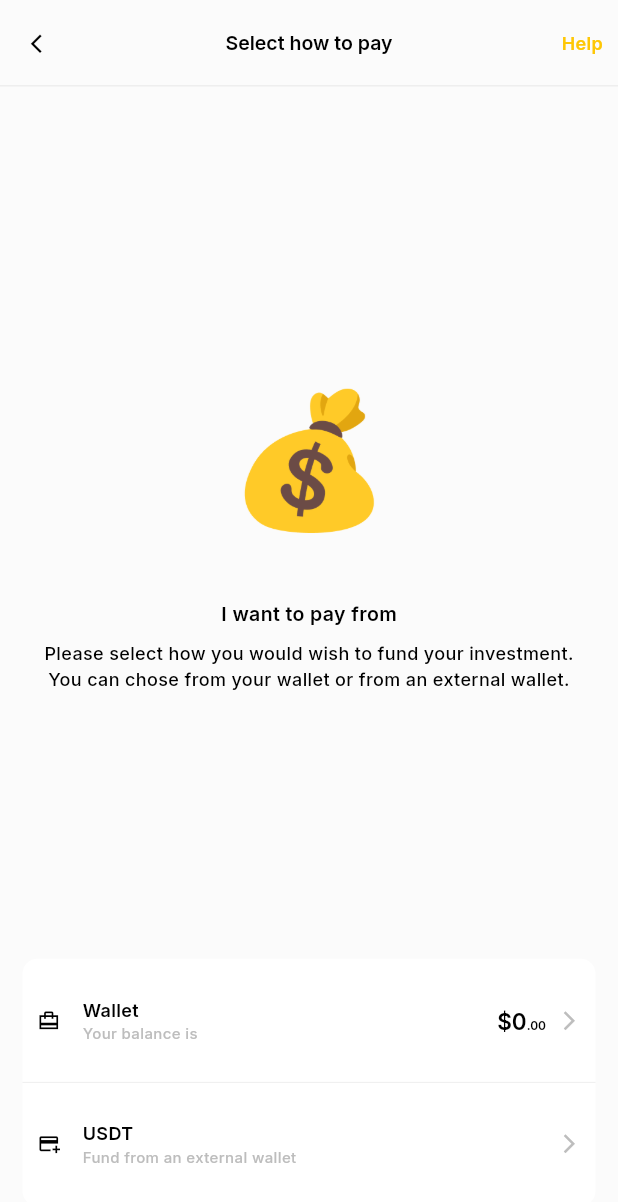
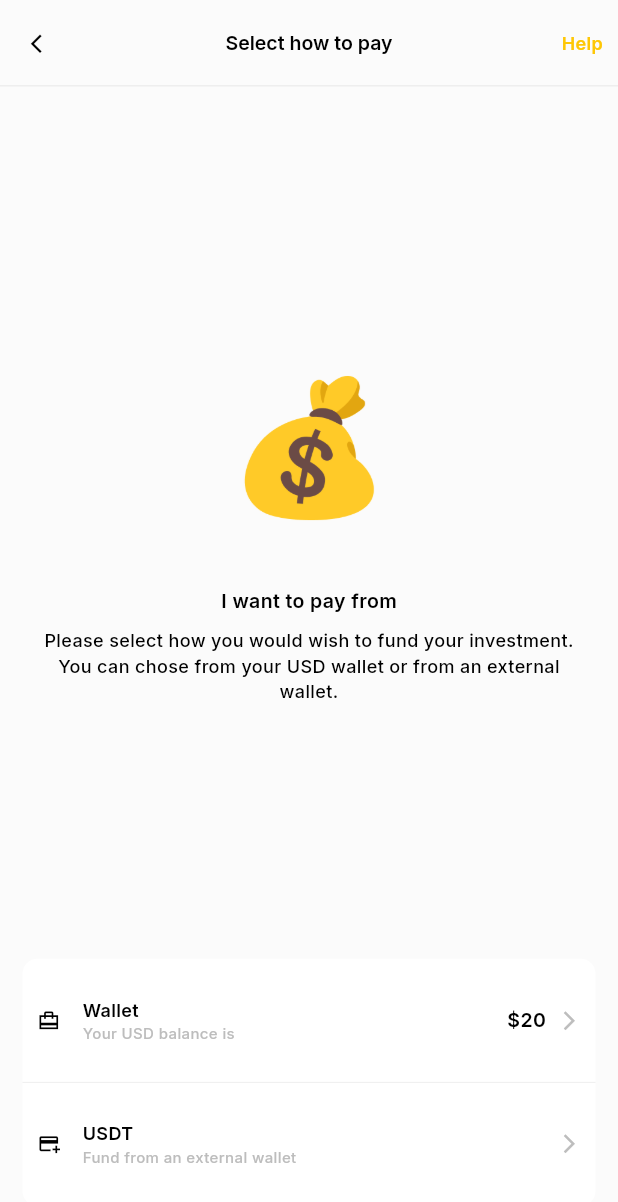
Before and after one commit to SidneyEmeka/jollof, a Flutter app: the Buyplan screen opened directly, after a tap on an icon or button, on a phone screen of 412 x 824 dp. Shown: the top 1202 px of the screen. Run offline on Flutter 3.47's test engine with Material 3 defaults, Android fonts, the phone set to English and light mode, and no system bars; our stand-ins replace carousel_slider, country_picker, device_info_plus, fluentui_system_icons, get, google_generative_ai and 6 more; network calls fail.

```diff
--- a/lib/homes/Invest/buyplan.dart
+++ b/lib/homes/Invest/buyplan.dart
@@ -129,18 +129,18 @@ class Buyplan extends StatelessWidget {
                           children: [
                             CircularPercentIndicator(
                               radius: 22,
-                              percent: 0.25,
+                              percent: 0.20,
                               backgroundColor: Colors.grey.shade300,
                               circularStrokeCap: CircularStrokeCap.round,
                               progressColor: Colors.orange,
-                              center: Text("25%",style: Stylings.titles.copyWith(fontSize: 10),),),
+                              center: Text("20%",style: Stylings.titles.copyWith(fontSize: 10),),),
                             const SizedBox(width: 10),
                             Column(
                               mainAxisAlignment: MainAxisAlignment.center,
                               crossAxisAlignment: CrossAxisAlignment.start,
                               children: [
-                                Text("25% profit for 6 months",style: Stylings.titles.copyWith(fontSize: 12),),
-                                Text("Earns you 25% profit in 6 months",style: Stylings.subTitles.copyWith(fontSize: 10,color: Colors.grey.shade400),),
+                                Text("20% profit for 6 months",style: Stylings.titles.copyWith(fontSize: 12),),
+                                Text("Earns you 20% profit in 6 months",style: Stylings.subTitles.copyWith(fontSize: 10,color: Colors.grey.shade400),),
                               ],
                             ),
                             const Expanded(child: SizedBox()),
@@ -157,18 +157,18 @@ class Buyplan extends StatelessWidget {
                           children: [
                             CircularPercentIndicator(
                               radius: 22,
-                              percent: 0.55,
+                              percent: 0.30,
                               backgroundColor: Colors.grey.shade300,
                               circularStrokeCap: CircularStrokeCap.round,
                               progressColor: Colors.pink,
-                              center: Text("55%",style: Stylings.titles.copyWith(fontSize: 10),),),
+                              center: Text("30%",style: Stylings.titles.copyWith(fontSize: 10),),),
                             const SizedBox(width: 10),
                             Column(
                               mainAxisAlignment: MainAxisAlignment.center,
                               crossAxisAlignment: CrossAxisAlignment.start,
                               children: [
-                                Text("55% profit for 12 months",style: Stylings.titles.copyWith(fontSize: 12),),
-                                Text("Earns you 55% profit in 12 months",style: Stylings.subTitles.copyWith(fontSize: 10,color: Colors.grey.shade400),),
+                                Text("30% profit for 12 months",style: Stylings.titles.copyWith(fontSize: 12),),
+                                Text("Earns you 30% profit in 12 months",style: Stylings.subTitles.copyWith(fontSize: 10,color: Colors.grey.shade400),),
                               ],
                             ),
                             const Expanded(child: SizedBox()),
@@ -185,18 +185,18 @@ class Buyplan extends StatelessWidget {
                           children: [
                             CircularPercentIndicator(
                               radius: 22,
-                              percent: 0.80,
+                              percent: 0.75,
                               backgroundColor: Colors.grey.shade300,
                               circularStrokeCap: CircularStrokeCap.round,
                               progressColor: Colors.purple,
-                              center: Text("80%",style: Stylings.titles.copyWith(fontSize: 10),),),
+                              center: Text("75%",style: Stylings.titles.copyWith(fontSize: 10),),),
                             const SizedBox(width: 10),
                             Column(
                               mainAxisAlignment: MainAxisAlignment.center,
                               crossAxisAlignment: CrossAxisAlignment.start,
                               children: [
-                                Text("80% capital reimbursement",style: Stylings.titles.copyWith(fontSize: 12),),
-                                Text("80% capital reimbursement for \$50 only",style: Stylings.subTitles.copyWith(fontSize: 10,color: Colors.grey.shade400),),
+                                Text("75% capital reimbursement",style: Stylings.titles.copyWith(fontSize: 12),),
+                                Text("75% capital reimbursement for \$50 only",style: Stylings.subTitles.copyWith(fontSize: 10,color: Colors.grey.shade400),),
                               ],
                             ),
                             const Expanded(child: SizedBox()),
@@ -223,18 +223,18 @@ class Buyplan extends StatelessWidget {
                           children: [
                             CircularPercentIndicator(
                               radius: 22,
-                              percent: 0.15,
+                              percent: 0.25,
                               backgroundColor: Colors.grey.shade300,
                               circularStrokeCap: CircularStrokeCap.round,
                               progressColor: Colors.blue,
-                              center: Text("15%",style: Stylings.titles.copyWith(fontSize: 10),),),
+                              center: Text("25%",style: Stylings.titles.copyWith(fontSize: 10),),),
                             const SizedBox(width: 10),
                             Column(
                               mainAxisAlignment: MainAxisAlignment.center,
                               crossAxisAlignment: CrossAxisAlignment.start,
                               children: [
-                                Text("15% profit for 3 months",style: Stylings.titles.copyWith(fontSize: 12),),
-                                Text("Earns you 15% profit in 3 months",style: Stylings.subTitles.copyWith(fontSize: 10,color: Colors.grey.shade400),),
+                                Text("25% profit for 6 months",style: Stylings.titles.copyWith(fontSize: 12),),
+                                Text("Earns you 25% profit in 6 months",style: Stylings.subTitles.copyWith(fontSize: 10,color: Colors.grey.shade400),),
                               ],
                             ),
                             const Expanded(child: SizedBox()),
@@ -251,18 +251,18 @@ class Buyplan extends StatelessWidget {
                           children: [
                             CircularPercentIndicator(
                               radius: 22,
-                              percent: 0.35,
+                              percent: 0.50,
                               backgroundColor: Colors.grey.shade300,
                               circularStrokeCap: CircularStrokeCap.round,
                               progressColor: Colors.orange,
-                              center: Text("35%",style: Stylings.titles.copyWith(fontSize: 10),),),
+                              center: Text("50%",style: Stylings.titles.copyWith(fontSize: 10),),),
                             const SizedBox(width: 10),
                             Column(
                               mainAxisAlignment: MainAxisAlignment.center,
                               crossAxisAlignment: CrossAxisAlignment.start,
                               children: [
-                                Text("35% profit for 6 months",style: Stylings.titles.copyWith(fontSize: 12),),
-                                Text("Earns you 35% profit in 6 months",style: Stylings.subTitles.copyWith(fontSize: 10,color: Colors.grey.shade400),),
+                                Text("50% profit for 12 months",style: Stylings.titles.copyWith(fontSize: 12),),
+                                Text("Earns you 50% profit in 12 months",style: Stylings.subTitles.copyWith(fontSize: 10,color: Colors.grey.shade400),),
                               ],
                             ),
                             const Expanded(child: SizedBox()),
@@ -279,18 +279,18 @@ class Buyplan extends StatelessWidget {
                           children: [
                             CircularPercentIndicator(
                               radius: 22,
-                              percent: 0.65,
+                              percent: 0.75,
                               backgroundColor: Colors.grey.shade300,
                               circularStrokeCap: CircularStrokeCap.round,
                               progressColor: Colors.pink,
-                              center: Text("65%",style: Stylings.titles.copyWith(fontSize: 10),),),
+                              center: Text("75%",style: Stylings.titles.copyWith(fontSize: 10),),),
                             const SizedBox(width: 10),
                             Column(
                               mainAxisAlignment: MainAxisAlignment.center,
                               crossAxisAlignment: CrossAxisAlignment.start,
                               children: [
-                                Text("65% profit for 12 months",style: Stylings.titles.copyWith(fontSize: 12),),
-                                Text("Earns you 65% profit in 12 months",style: Stylings.subTitles.copyWith(fontSize: 10,color: Colors.grey.shade400),),
+                                Text("75% profit for 18 months",style: Stylings.titles.copyWith(fontSize: 12),),
+                                Text("Earns you 75% profit in 18 months",style: Stylings.subTitles.copyWith(fontSize: 10,color: Colors.grey.shade400),),
                               ],
                             ),
                             const Expanded(child: SizedBox()),
@@ -307,18 +307,18 @@ class Buyplan extends StatelessWidget {
                           children: [
                             CircularPercentIndicator(
                               radius: 22,
-                              percent: 0.90,
+                              percent: 0.75,
                               backgroundColor: Colors.grey.shade300,
                               circularStrokeCap: CircularStrokeCap.round,
                               progressColor: Colors.purple,
-                              center: Text("90%",style: Stylings.titles.copyWith(fontSize: 10),),),
+                              center: Text("75%",style: Stylings.titles.copyWith(fontSize: 10),),),
                             const SizedBox(width: 10),
                             Column(
                               mainAxisAlignment: MainAxisAlignment.center,
                               crossAxisAlignment: CrossAxisAlignment.start,
                               children: [
-                                Text("90% capital reimbursement",style: Stylings.titles.copyWith(fontSize: 12),),
-                                Text("90% capital reimbursement for \$100 only",style: Stylings.subTitles.copyWith(fontSize: 10,color: Colors.grey.shade400),),
+                                Text("75% capital reimbursement",style: Stylings.titles.copyWith(fontSize: 12),),
+                                Text("75% capital reimbursement for \$100 only",style: Stylings.subTitles.copyWith(fontSize: 10,color: Colors.grey.shade400),),
                               ],
                             ),
                             const Expanded(child: SizedBox()),
@@ -345,18 +345,18 @@ class Buyplan extends StatelessWidget {
                           children: [
                             CircularPercentIndicator(
                               radius: 22,
-                              percent: 0.20,
+                              percent: 0.50,
                               backgroundColor: Colors.grey.shade300,
                               circularStrokeCap: CircularStrokeCap.round,
                               progressColor: Colors.blue,
-                              center: Text("20%",style: Stylings.titles.copyWith(fontSize: 10),),),
+                              center: Text("50%",style: Stylings.titles.copyWith(fontSize: 10),),),
                             const SizedBox(width: 10),
                             Column(
                               mainAxisAlignment: MainAxisAlignment.center,
                               crossAxisAlignment: CrossAxisAlignment.start,
                               children: [
-                                Text("20% profit for 3 months",style: Stylings.titles.copyWith(fontSize: 12),),
-                                Text("Earns you 20% profit in 3 months",style: Stylings.subTitles.copyWith(fontSize: 10,color: Colors.grey.shade400),),
+                                Text("50% profit for 12 months",style: Stylings.titles.copyWith(fontSize: 12),),
+                                Text("Earns you 50% profit in 12 months",style: Stylings.subTitles.copyWith(fontSize: 10,color: Colors.grey.shade400),),
                               ],
                             ),
                             const Expanded(child: SizedBox()),
@@ -373,18 +373,18 @@ class Buyplan extends StatelessWidget {
                           children: [
                             CircularPercentIndicator(
                               radius: 22,
-                              percent: 0.40,
+                              percent: 0.85,
                               backgroundColor: Colors.grey.shade300,
                               circularStrokeCap: CircularStrokeCap.round,
                               progressColor: Colors.orange,
-                              center: Text("40%",style: Stylings.titles.copyWith(fontSize: 10),),),
+                              center: Text("85%",style: Stylings.titles.copyWith(fontSize: 10),),),
                             const SizedBox(width: 10),
                             Column(
                               mainAxisAlignment: MainAxisAlignment.center,
                               crossAxisAlignment: CrossAxisAlignment.start,
                               children: [
-                                Text("40% profit for 6 months",style: Stylings.titles.copyWith(fontSize: 12),),
-                                Text("Earns you 40% profit in 6 months",style: Stylings.subTitles.copyWith(fontSize: 10,color: Colors.grey.shade400),),
+                                Text("85% profit for 24 months",style: Stylings.titles.copyWith(fontSize: 12),),
+                                Text("Earns you 85% profit in 24 months",style: Stylings.subTitles.copyWith(fontSize: 10,color: Colors.grey.shade400),),
                               ],
                             ),
                             const Expanded(child: SizedBox()),
@@ -401,18 +401,18 @@ class Buyplan extends StatelessWidget {
                           children: [
                             CircularPercentIndicator(
                               radius: 22,
-                              percent: 0.70,
+                              percent: 0.98,
                               backgroundColor: Colors.grey.shade300,
                               circularStrokeCap: CircularStrokeCap.round,
                               progressColor: Colors.pink,
-                              center: Text("70%",style: Stylings.titles.copyWith(fontSize: 10),),),
+                              center: Text("98%",style: Stylings.titles.copyWith(fontSize: 10),),),
                             const SizedBox(width: 10),
                             Column(
                               mainAxisAlignment: MainAxisAlignment.center,
                               crossAxisAlignment: CrossAxisAlignment.start,
                               children: [
-                                Text("70% profit for 12 months",style: Stylings.titles.copyWith(fontSize: 12),),
-                                Text("Earns you 70% profit in 12 months",style: Stylings.subTitles.copyWith(fontSize: 10,color: Colors.grey.shade400),),
+                                Text("98% profit for 36 months",style: Stylings.titles.copyWith(fontSize: 12),),
+                                Text("Earns you 98% profit in 36 months",style: Stylings.subTitles.copyWith(fontSize: 10,color: Colors.grey.shade400),),
                               ],
                             ),
                             const Expanded(child: SizedBox()),
@@ -429,18 +429,18 @@ class Buyplan extends StatelessWidget {
                           children: [
                             CircularPercentIndicator(
                               radius: 22,
-                              percent: 0.95,
+                              percent: 0.75,
                               backgroundColor: Colors.grey.shade300,
                               circularStrokeCap: CircularStrokeCap.round,
                               progressColor: Colors.purple,
-                              center: Text("95%",style: Stylings.titles.copyWith(fontSize: 10),),),
+                              center: Text("75%",style: Stylings.titles.copyWith(fontSize: 10),),),
                             const SizedBox(width: 10),
                             Column(
                               mainAxisAlignment: MainAxisAlignment.center,
                               crossAxisAlignment: CrossAxisAlignment.start,
                               children: [
-                                Text("95% capital reimbursement",style: Stylings.titles.copyWith(fontSize: 12),),
-                                Text("95% capital reimbursement for \$150 only",style: Stylings.subTitles.copyWith(fontSize: 10,color: Colors.grey.shade400),),
+                                Text("75% capital reimbursement",style: Stylings.titles.copyWith(fontSize: 12),),
+                                Text("75% capital reimbursement for \$150 only",style: Stylings.subTitles.copyWith(fontSize: 10,color: Colors.grey.shade400),),
                               ],
                             ),
                             const Expanded(child: SizedBox()),
--- a/lib/homes/Invest/buyplanthrough.dart
+++ b/lib/homes/Invest/buyplanthrough.dart
@@ -1,6 +1,7 @@
 import 'package:flutter/material.dart';
 import 'package:get/get.dart';
 import 'package:get/get_core/src/get_main.dart';
+import 'package:intl/intl.dart';
 import 'package:jollof/server/getxserver.dart';
 
 import '../../utils/stylings.dart';
@@ -52,7 +53,7 @@ class Buyplanthrough extends StatelessWidget {
             SizedBox(height: Get.height*0.05,),
             Text("I want to pay from",style: Stylings.titles),
             SizedBox(height: Get.height*0.01,),
-            Text("Please select how you would wish to fund your investment. You can chose from your wallet or from an external wallet."
+            Text("Please select how you would wish to fund your investment. You can chose from your USD wallet or from an external wallet."
               ,style: Stylings.subTitles, textAlign: TextAlign.center,),
           ],),
         ),
@@ -96,15 +97,11 @@ class Buyplanthrough extends StatelessWidget {
                             crossAxisAlignment: CrossAxisAlignment.start,
                             children: [
                               Text("Wallet",style: Stylings.titles.copyWith(fontSize:12),),
-                              Text("Your balance is",style: Stylings.subTitles.copyWith(fontSize: 10,color: Colors.grey.shade400),),
+                              Text("Your USD balance is",style: Stylings.subTitles.copyWith(fontSize: 10,color: Colors.grey.shade400),),
                             ],
                           ),
                           const Expanded(child: SizedBox()),
-                          RichText(text: TextSpan(children: [
-                            Get.find<Jollofx>().addMoneyCurrency.value=="Naira"?TextSpan(text:"₦${Get.find<Jollofx>().addMoneyAmount.toInt()}",style: Stylings.titles.copyWith(fontSize: 15)):TextSpan(text:"\$${Get.find<Jollofx>().addMoneyAmount.toInt()}",style: Stylings.titles.copyWith(fontSize: 15)),
-                            TextSpan(text:".00",style: Stylings.titles.copyWith(fontSize: 8)),
-                          ]
-                          )),
+                         Text("\$${NumberFormat.decimalPattern('en').format(Get.find<Jollofx>().usdBalance)}",style: Stylings.titles,),
                           const SizedBox(width: 8),
                           Icon(Icons.arrow_forward_ios,color: Colors.grey.shade400,size: 15,)
                         ],
--- a/lib/server/getxserver.dart
+++ b/lib/server/getxserver.dart
@@ -10,6 +10,7 @@ import 'package:intl/intl.dart';
 import 'package:jollof/homepage.dart';
 import 'package:jollof/homes/home/more/convert/convertsuccesspage.dart';
 import 'package:jollof/homes/home/more/convert/reviewconversiondetails.dart';
+import 'package:jollof/homes/home/more/statement/allstatements.dart';
 import 'package:jollof/homes/home/tipsandtricks/atipfullread.dart';
 import 'package:jollof/homes/home/userdetails/idimagepreview.dart';
 import 'package:jollof/questionaire/paymentpreview.dart';
@@ -148,13 +149,13 @@ class Jollofx extends GetxController{
   var plans = [
     {"title":"Standard plan",
     "amount":"299",
-    "desc": "Earn 10% profit for 3 months, 25% for 6 months or 55% profit for 12 months. Trades only Bitcoin and Etherum"},
+    "desc": "Earn 10% profit for 3 months, 20% for 6 months or 30% profit for 12 months. Trades only Bitcoin and Etherum"},
     {"title":"Premium plan",
       "amount":"499",
-      "desc": "Earn 15% profit for 3 months, 35% for 6 months or 65% profit for 12 months. Trades only Bitcoin and Etherum"},
+      "desc": "Earn 25% profit for 6 months, 50% for 12 months or 75% profit for 18 months. Trades only Bitcoin and Etherum"},
     {"title":"VIP plan",
       "amount":"700",
-      "desc": "Earn 20% profit for 3 months, 40% for 6 months or 70% profit for 12 months. Trades only Bitcoin and Etherum"},
+      "desc": "Earn 50% profit for 6 months, 85% for 12 months or 98% profit for 18 months. Trades only Bitcoin and Etherum"},
   ];
   var currentPlanPage = 0.obs;
   var planAt3 = 10.obs;
@@ -816,6 +817,42 @@ convertIntoWallet(){
 }
 
 
+///Wallet Statement
+var fromDate = 'Select a date'.obs;
+var toDate = 'Select a date'.obs;
+//to make sure the dates range are valid
+checkRange(DateTime from, DateTime to){
+  if(from.isAfter(to)){
+    errorText.value = "The start date must be earlier than the end date";
+    isLoading.value=false;
+  }
+  else if(from.isAtSameMomentAs(to)){
+    errorText.value = "The start date should not be the same as the end date";
+    isLoading.value=false;
+  }
+  else{
+    errorText.value="";
+    //make the call
+    getWalletStatements();
+  }
+}
+
+var allStatements = [];
+//wallet statement call
+  getWalletStatements(){
+    Apiclientserver().makeGetRequest("https://jollof.tatspace.com/api/v1/wallet/statements?fromDate=${fromDate.value}&toDate=${toDate.value}").then((s){
+      if(statusCode.value==0){
+        allStatements = s['data'];
+        isLoading.value=false;
+        Get.to(()=>Allstatements());
+      }
+      else {
+        isLoading.value=false;
+      }
+    });
+  }
+
+
 
 
 
```
Also changed, not shown: lib/homes/home/homescreen.dart (+29 -26 lines), lib/homes/home/more/statement/allstatements.dart (added, +76 -0 lines), lib/homes/home/more/statement/choosestatemmentperiod.dart (added, +231 -0 lines), lib/homes/home/userdetails/termsandcondition.dart (+21 -20 lines), lib/utils/reusables/statementtile.dart (added, +82 -0 lines).
